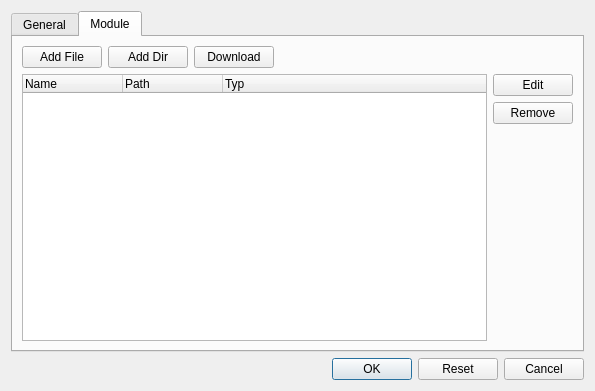
The window that src/ui/dialog/settingsdialog.ui (metaxy/openBibleViewer) describes before a commit, drawn with Qt 5.
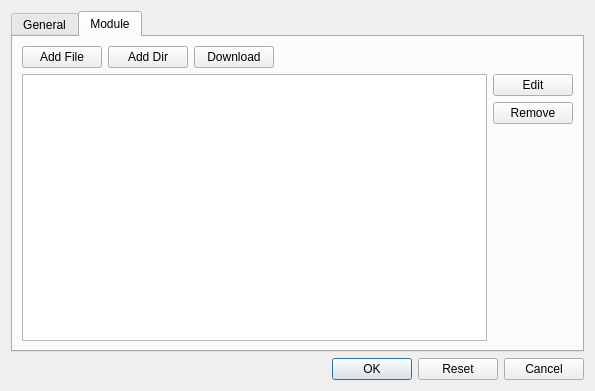
The same window after the commit. The open tabs and pages were chosen to show the change. Icons and pictures are not drawn.

```diff
--- a/src/ui/dialog/settingsdialog.ui
+++ b/src/ui/dialog/settingsdialog.ui
@@ -136,29 +136,7 @@
          <item>
           <layout class="QHBoxLayout" name="horizontalLayout_3">
            <item>
-            <widget class="QTreeWidget" name="treeWidget_module">
-             <property name="sizePolicy">
-              <sizepolicy hsizetype="Expanding" vsizetype="Expanding">
-               <horstretch>0</horstretch>
-               <verstretch>0</verstretch>
-              </sizepolicy>
-             </property>
-             <column>
-              <property name="text">
-               <string>Name</string>
-              </property>
-             </column>
-             <column>
-              <property name="text">
-               <string>Path</string>
-              </property>
-             </column>
-             <column>
-              <property name="text">
-               <string>Typ</string>
-              </property>
-             </column>
-            </widget>
+            <widget class="QTreeView" name="treeView"/>
            </item>
            <item>
             <layout class="QVBoxLayout" name="verticalLayout_5">
```
Left out of the diff: 2 changed lines with no effect on the pictures.
